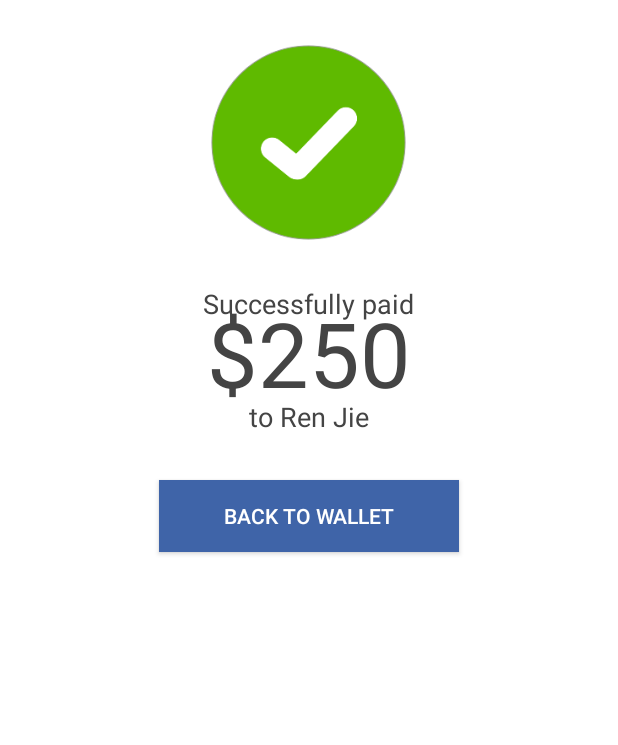
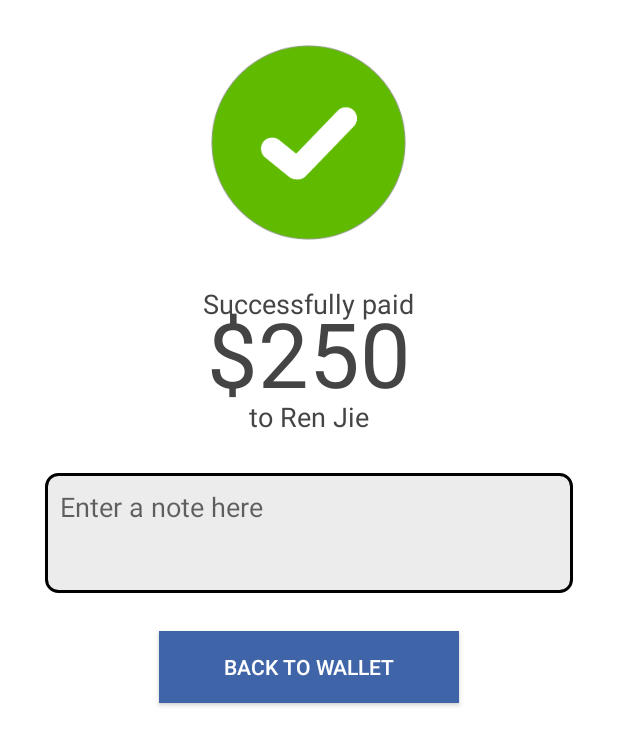
Before and after one commit to veniversum/motion-track-mobile-client, an Android app: the layout activity_payment_done.xml on its own in the app's theme, with its tools: preview values and no code run, on a phone screen of 412 x 824 dp. Shown: the top 745 px of the screen. Run offline under Robolectric (Android 15) with nearby library versions, the phone set to English and light mode, and no system bars.

Commit message:
add note box after pmt successful and removed old spinner

```diff
--- /dev/null
+++ b/app/src/main/res/drawable-hdpi/note_border.xml
@@ -0,0 +1,8 @@
+<?xml version="1.0" encoding="utf-8"?>
+<shape xmlns:android="http://schemas.android.com/apk/res/android">
+    <solid  android:color="#ececec" />
+    <corners android:radius="8dp" />
+    <stroke
+        android:color="#000000"
+        android:width="2dp" />
+</shape>
--- a/app/src/main/res/layout/activity_payment_done.xml
+++ b/app/src/main/res/layout/activity_payment_done.xml
@@ -66,20 +66,30 @@
 
     </RelativeLayout>
 
+    <EditText
+        android:id="@+id/note_txn"
+        android:layout_width="match_parent"
+        android:layout_height="80dp"
+        android:layout_marginLeft="30dp"
+        android:layout_marginRight="30dp"
+        android:layout_below="@+id/content_status"
+        android:hint="Enter a note here"
+        android:gravity="top"
+        android:padding="10dp"
+        android:layout_marginTop="25dp"
+        android:background="@drawable/note_border"/>
 
     <Button
         android:id="@+id/button_back"
         style="?metaButtonBarButtonStyle"
         android:layout_width="200dp"
         android:layout_height="wrap_content"
-        android:layout_weight="1"
         android:text="BACK TO WALLET"
         android:textColor="#ffffff"
         android:layout_centerHorizontal="true"
-        android:layout_below="@id/content_status"
-        android:layout_marginTop="30dp"
-        android:background="#3f64a8"
-        />
+        android:layout_below="@id/note_txn"
+        android:layout_marginTop="25dp"
+        android:background="#3f64a8" />
 
 
 
```
Also changed, not shown: app/src/main/java/cxa16/com/shay/PaymentDoneActivity.java (+10 -4 lines), app/src/main/java/cxa16/com/shay/ShakingActivity.java (+2 -10 lines), app/src/main/java/cxa16/com/shay/WalletActivity.java (+18 -4 lines), app/src/main/res/layout/activity_shaking.xml (+10 -10 lines).
